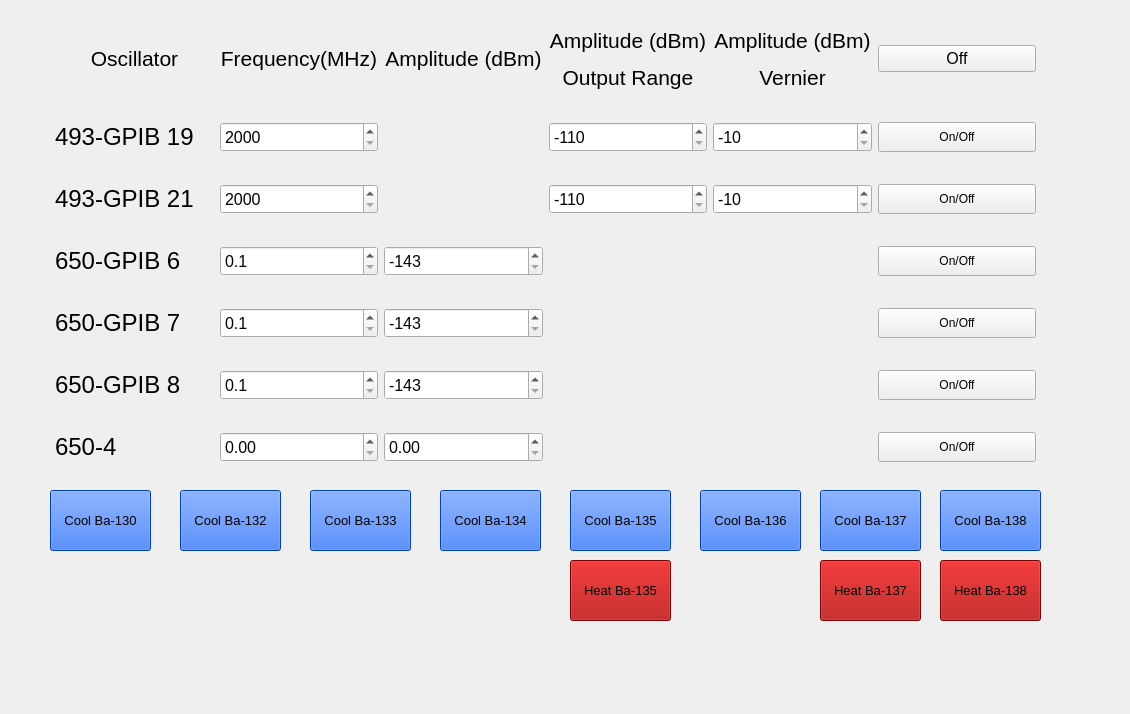
This is lib/clients/gui/frequency_gui.ui in barium-project/barium as Qt 5 draws it before an edit. The edited form follows.
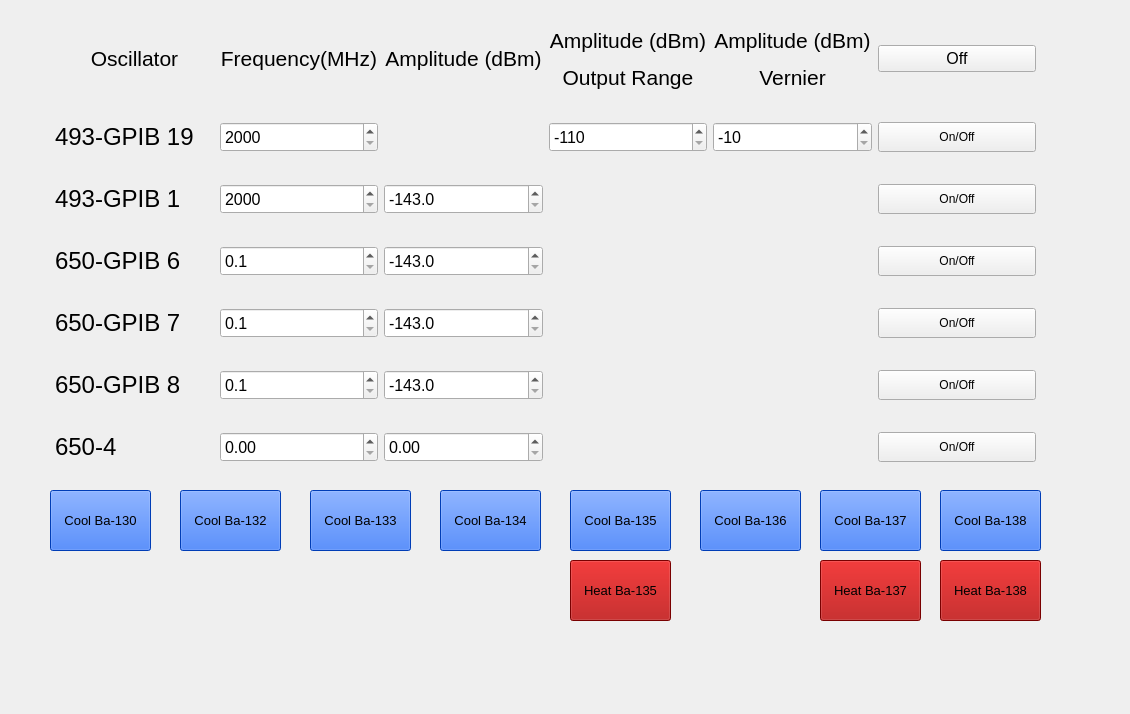
This is the edited form.

Commit message: Updated frequency control for new osicllator HP8673m

The edit to the form file:
```diff
--- a/lib/clients/gui/frequency_gui.ui
+++ b/lib/clients/gui/frequency_gui.ui
@@ -69,7 +69,7 @@
     <item row="2" column="0">
      <widget class="QLabel" name="label_3">
       <property name="text">
-       <string>&lt;html&gt;&lt;head/&gt;&lt;body&gt;&lt;p&gt;&lt;span style=&quot; font-size:18pt;&quot;&gt;493-GPIB 21&lt;/span&gt;&lt;/p&gt;&lt;/body&gt;&lt;/html&gt;</string>
+       <string>&lt;html&gt;&lt;head/&gt;&lt;body&gt;&lt;p&gt;&lt;span style=&quot; font-size:18pt;&quot;&gt;493-GPIB 1&lt;/span&gt;&lt;/p&gt;&lt;/body&gt;&lt;/html&gt;</string>
       </property>
      </widget>
     </item>
@@ -167,39 +167,6 @@
       </property>
      </widget>
     </item>
-    <item row="2" column="3">
-     <widget class="QDoubleSpinBox" name="GPIB21spinAmpDec">
-      <property name="minimumSize">
-       <size>
-        <width>0</width>
-        <height>30</height>
-       </size>
-      </property>
-      <property name="font">
-       <font>
-        <pointsize>12</pointsize>
-       </font>
-      </property>
-      <property name="keyboardTracking">
-       <bool>false</bool>
-      </property>
-      <property name="decimals">
-       <number>0</number>
-      </property>
-      <property name="minimum">
-       <double>-110.000000000000000</double>
-      </property>
-      <property name="maximum">
-       <double>0.000000000000000</double>
-      </property>
-      <property name="singleStep">
-       <double>10.000000000000000</double>
-      </property>
-      <property name="value">
-       <double>-110.000000000000000</double>
-      </property>
-     </widget>
-    </item>
     <item row="1" column="1">
      <widget class="QDoubleSpinBox" name="GPIB19spinFreq">
       <property name="minimumSize">
@@ -286,7 +253,7 @@
        <bool>false</bool>
       </property>
       <property name="decimals">
-       <number>0</number>
+       <number>1</number>
       </property>
       <property name="minimum">
        <double>-143.000000000000000</double>
@@ -367,7 +334,7 @@
        <bool>false</bool>
       </property>
       <property name="decimals">
-       <number>0</number>
+       <number>1</number>
       </property>
       <property name="minimum">
        <double>-143.000000000000000</double>
@@ -405,36 +372,6 @@
       </property>
      </widget>
     </item>
-    <item row="2" column="4">
-     <widget class="QDoubleSpinBox" name="GPIB21spinAmpVer">
-      <property name="minimumSize">
-       <size>
-        <width>0</width>
-        <height>30</height>
-       </size>
-      </property>
-      <property name="font">
-       <font>
-        <pointsize>12</pointsize>
-       </font>
-      </property>
-      <property name="keyboardTracking">
-       <bool>false</bool>
-      </property>
-      <property name="decimals">
-       <number>0</number>
-      </property>
-      <property name="minimum">
-       <double>-10.000000000000000</double>
-      </property>
-      <property name="maximum">
-       <double>3.000000000000000</double>
-      </property>
-      <property name="value">
-       <double>-10.000000000000000</double>
-      </property>
-     </widget>
-    </item>
     <item row="3" column="2">
      <widget class="QDoubleSpinBox" name="GPIB6spinAmp">
       <property name="minimumSize">
@@ -452,7 +389,7 @@
        <bool>false</bool>
       </property>
       <property name="decimals">
-       <number>0</number>
+       <number>1</number>
       </property>
       <property name="minimum">
        <double>-143.000000000000000</double>
@@ -717,6 +654,36 @@
       </property>
      </widget>
     </item>
+    <item row="2" column="2">
+     <widget class="QDoubleSpinBox" name="GPIB1spinAmp">
+      <property name="minimumSize">
+       <size>
+        <width>0</width>
+        <height>30</height>
+       </size>
+      </property>
+      <property name="font">
+       <font>
+        <pointsize>12</pointsize>
+       </font>
+      </property>
+      <property name="keyboardTracking">
+       <bool>false</bool>
+      </property>
+      <property name="decimals">
+       <number>1</number>
+      </property>
+      <property name="minimum">
+       <double>-143.000000000000000</double>
+      </property>
+      <property name="maximum">
+       <double>13.000000000000000</double>
+      </property>
+      <property name="value">
+       <double>-143.000000000000000</double>
+      </property>
+     </widget>
+    </item>
    </layout>
   </widget>
   <widget class="QPushButton" name="cool133">
```
Left out of the diff: 4 changed lines with no effect on the pictures. The commit also changes 5 other files.
